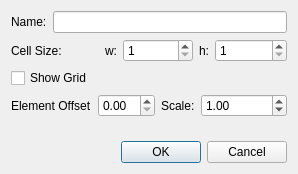
Old version of the form mscore/mscore/palette.ui in the repository musescore/musescore-old.
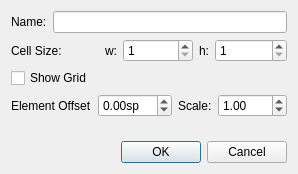
New version of the form.

Commit message: palette offset and palette cell offset are now in spatium units

Diff of the .ui file:
```diff
--- a/mscore/mscore/palette.ui
+++ b/mscore/mscore/palette.ui
@@ -96,7 +96,14 @@
         <enum>QFormLayout::AllNonFixedFieldsGrow</enum>
        </property>
        <item row="0" column="1">
-        <widget class="QDoubleSpinBox" name="elementOffset"/>
+        <widget class="QDoubleSpinBox" name="elementOffset">
+         <property name="suffix">
+          <string>sp</string>
+         </property>
+         <property name="minimum">
+          <double>-99.000000000000000</double>
+         </property>
+        </widget>
        </item>
        <item row="0" column="0">
         <widget class="QLabel" name="label_5">
```
The commit also changes 4 other files.
